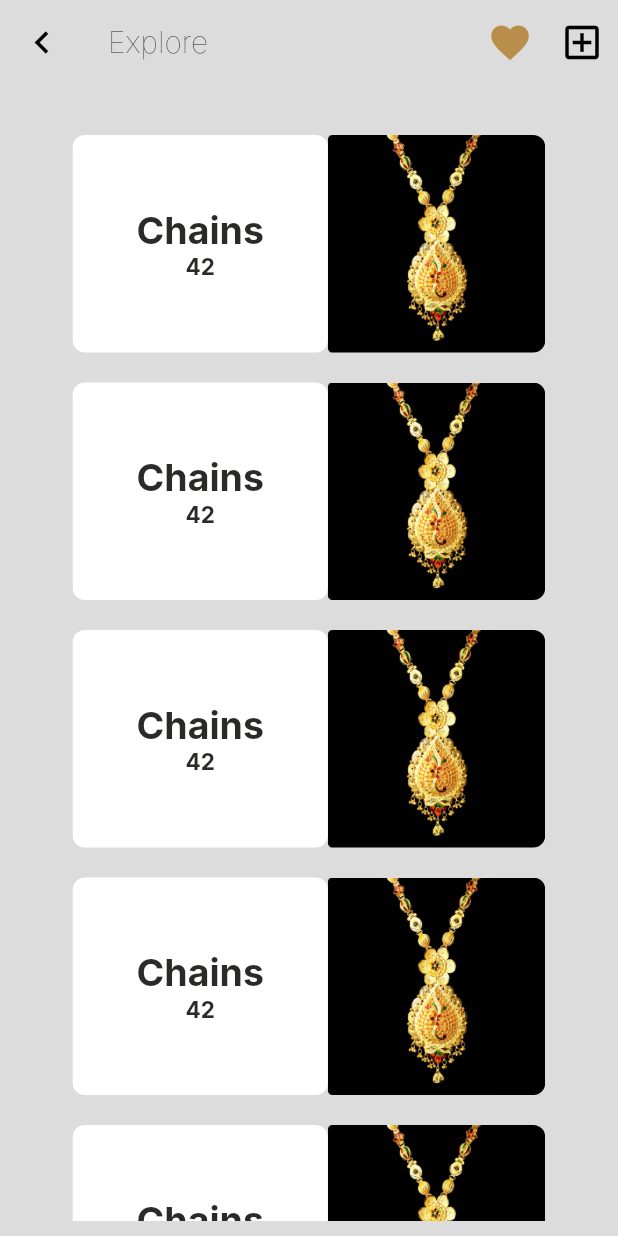
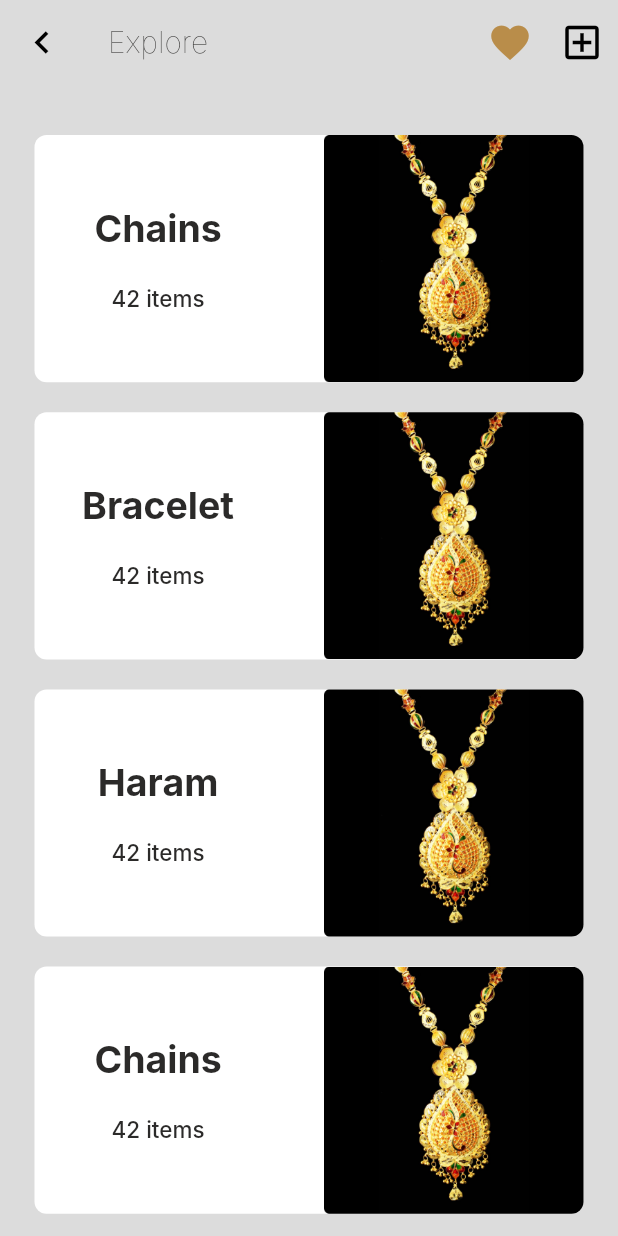
Before and after one commit to satyamchmobo/KMjwel, a Flutter app: the ExplorePage screen opened directly, on a phone screen of 412 x 824 dp. Run offline on Flutter 3.47's test engine with Material 2 defaults, Android fonts, the phone set to English and light mode, and no system bars; our stand-ins replace get; Roboto replaces fonts that are missing (Inter).

Commit message:
improvements in new arrivals and explore screens

```diff
--- a/jwellers/lib/main.dart
+++ b/jwellers/lib/main.dart
@@ -27,7 +27,7 @@ class MyApp extends StatelessWidget {
         // is not restarted.
         primarySwatch: Colors.blue,
       ),
-      home: ExplorePage(),
+      home: HomePageWidget(),
     );
   }
 }
--- a/jwellers/lib/view/screens/explore.dart
+++ b/jwellers/lib/view/screens/explore.dart
@@ -18,8 +18,8 @@ class _ExplorePageState extends State<ExplorePage> {
       body: SafeArea(
         child: Container(
           padding: EdgeInsets.fromLTRB(10, 0, 10, 10),
-          // width: MediaQuery.of(context).size.width,
-          // height: MediaQuery.of(context).size.height * 1,
+          width: MediaQuery.of(context).size.width,
+          height: MediaQuery.of(context).size.height * 1,
           decoration: BoxDecoration(
             color: Color(0xFFDCDCDC),
           ),
@@ -32,7 +32,12 @@ class _ExplorePageState extends State<ExplorePage> {
               ),
               WideItem(
                 imgPath: 'assets/images/Rectangle 14 (1).png',
-                itemType: 'Chains',
+                itemType: 'Bracelet',
+                noOfItems: '42',
+              ),
+              WideItem(
+                imgPath: 'assets/images/Rectangle 14 (1).png',
+                itemType: 'Haram',
                 noOfItems: '42',
               ),
               WideItem(
@@ -42,12 +47,7 @@ class _ExplorePageState extends State<ExplorePage> {
               ),
               WideItem(
                 imgPath: 'assets/images/Rectangle 14 (1).png',
-                itemType: 'Chains',
-                noOfItems: '42',
-              ),
-              WideItem(
-                imgPath: 'assets/images/Rectangle 14 (1).png',
-                itemType: 'Chains',
+                itemType: 'Necklace',
                 noOfItems: '42',
               )
             ],
--- a/jwellers/lib/view/screens/new_arrivals.dart
+++ b/jwellers/lib/view/screens/new_arrivals.dart
@@ -24,7 +24,7 @@ class _HomePageWidgetState extends State<HomePageWidget> {
       appBar: myAppBar(pageTitle: 'New Arrivals'),
       body: SafeArea(
         child: Container(
-          padding: EdgeInsets.fromLTRB(15, 0, 15, 10),
+          padding: EdgeInsets.fromLTRB(15, 0, 15, 0),
           width: MediaQuery.of(context).size.width,
           height: MediaQuery.of(context).size.height * 1,
           decoration: BoxDecoration(
@@ -36,7 +36,7 @@ class _HomePageWidgetState extends State<HomePageWidget> {
               crossAxisCount: 2,
               crossAxisSpacing: 15,
               mainAxisSpacing: 15,
-              childAspectRatio: 0.65,
+              childAspectRatio: 0.69,
             ),
             scrollDirection: Axis.vertical,
             children: [
--- a/jwellers/lib/view/screens/wide_item.dart
+++ b/jwellers/lib/view/screens/wide_item.dart
@@ -10,19 +10,28 @@ class WideItem extends StatelessWidget {
   @override
   Widget build(BuildContext context) {
     return Container(
-      padding: EdgeInsets.only(top: 10, bottom: 10),
+      decoration: BoxDecoration(
+        color: Colors.white,
+        borderRadius: BorderRadius.circular(8),
+        shape: BoxShape.rectangle,
+      ),
+      height: MediaQuery.of(context).size.height * 0.2,
+      // width: MediaQuery.of(context).size.width * 0.5,
+      margin: EdgeInsets.fromLTRB(13, 10, 13, 10),
       child: Row(
-        mainAxisAlignment: MainAxisAlignment.center,
+        mainAxisAlignment: MainAxisAlignment.spaceBetween,
         children: [
           Container(
+            padding: EdgeInsets.only(top: 15, bottom: 15),
             height: 145,
-            width: 315 - 145,
+            width: MediaQuery.of(context).size.width * 0.8 -
+                MediaQuery.of(context).size.width * 0.4,
             decoration: BoxDecoration(
-              color: Colors.white,
               borderRadius: BorderRadius.circular(8),
             ),
             child: Column(
-              mainAxisAlignment: MainAxisAlignment.center,
+              mainAxisAlignment: MainAxisAlignment.spaceEvenly,
+              crossAxisAlignment: CrossAxisAlignment.center,
               children: [
                 Text(
                   itemType,
@@ -33,23 +42,26 @@ class WideItem extends StatelessWidget {
                       fontSize: 25),
                 ),
                 Text(
-                  noOfItems,
+                  noOfItems + ' items',
                   style: Get.textTheme.bodyText1!.copyWith(
-                      fontFamily: 'Inter',
-                      color: Color(0xFF2B2A29),
-                      fontWeight: FontWeight.bold,
-                      fontSize: 15),
+                    fontFamily: 'Inter',
+                    color: Color(0xFF2B2A29),
+                    fontWeight: FontWeight.w500,
+                    fontSize: 15,
+                  ),
                 )
               ],
             ),
           ),
           ClipRRect(
             borderRadius: BorderRadius.only(
-                topRight: Radius.circular(8), bottomRight: Radius.circular(8)),
+              topRight: Radius.circular(8),
+              bottomRight: Radius.circular(8),
+            ),
             child: Image.asset(
               imgPath,
-              width: 145,
-              height: 145,
+              width: MediaQuery.of(context).size.width * 0.42,
+              height: MediaQuery.of(context).size.height * 0.2,
               fit: BoxFit.fill,
             ),
           ),
```
Also changed, not shown: jwellers/lib/view/widgets/card_item.dart (+20 -5 lines).
